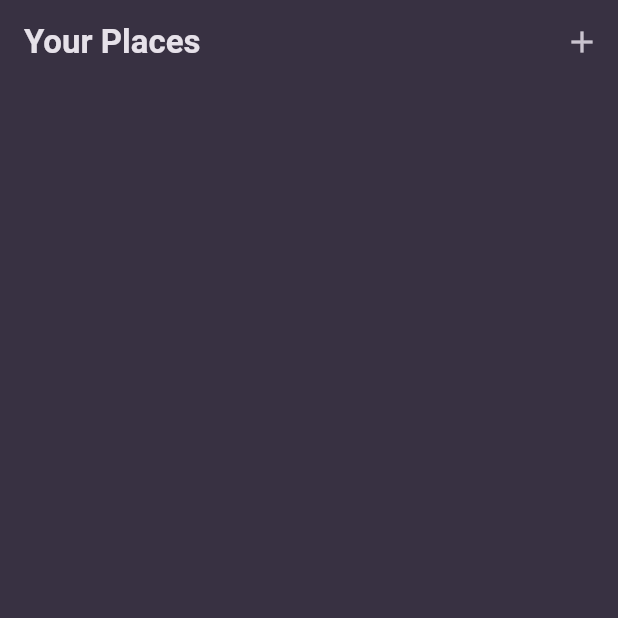
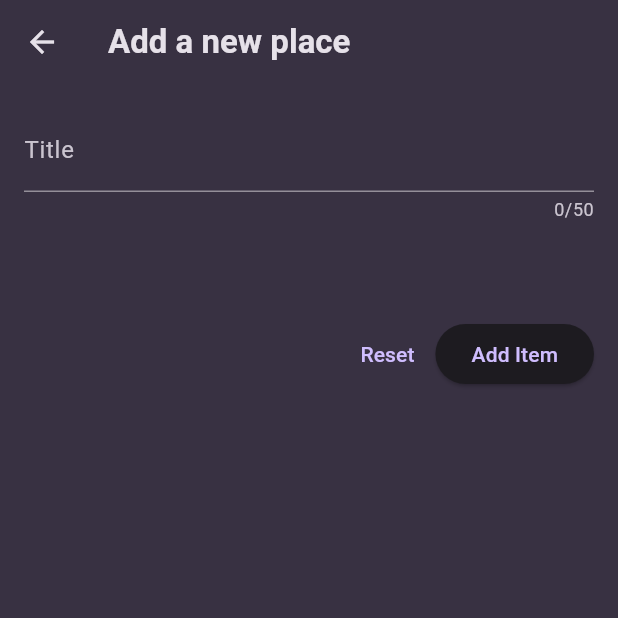
Before and after one commit to jerhamiltron/places_app, a Flutter app: the screen it shows after launch, after a tap on the "add" icon, on a phone screen of 412 x 824 dp, the top half of it. Run offline on Flutter 3.47's test engine with Material 3 defaults, Android fonts, the phone set to English and light mode, and no system bars; our stand-ins replace flutter_riverpod, google_fonts.

Commit message:
add place screen complete

```diff
--- a/lib/main.dart
+++ b/lib/main.dart
@@ -37,10 +37,9 @@ class MyApp extends StatelessWidget {
   Widget build(BuildContext context) {
     return MaterialApp(
       title: 'Great Places',
-      color: Colors.black87,
       debugShowCheckedModeBanner: false,
       theme: theme,
-      home: const PlacesScreen(),
+      home: PlacesScreen(mainContext: context),
     );
   }
 }
--- /dev/null
+++ b/lib/models/place.dart
@@ -0,0 +1,6 @@
+class Place {
+  const Place({required this.id, required this.title});
+
+  final String id;
+  final String title;
+}
--- a/lib/providers/places_provider.dart
+++ b/lib/providers/places_provider.dart
@@ -0,0 +1,25 @@
+import 'package:flutter_riverpod/flutter_riverpod.dart';
+import 'package:places_app/models/place.dart';
+
+class PlacesNotifier extends StateNotifier<List<Place>> {
+  PlacesNotifier() : super([]);
+
+  final List<Place> places = [];
+
+  bool selectFavorite(Place place) {
+    final isFavorite = state.contains(place);
+
+    if (isFavorite) {
+      state = state.where((p) => p.id != place.id).toList();
+      return false;
+    } else {
+      state = [...state, place];
+      return true;
+    }
+  }
+}
+
+final placesProvider =
+    StateNotifierProvider<PlacesNotifier, List<Place>>((ref) {
+  return PlacesNotifier();
+});
--- /dev/null
+++ b/lib/screens/new_place.dart
@@ -0,0 +1,96 @@
+import 'package:flutter/material.dart';
+import 'package:places_app/models/place.dart';
+
+class NewPlace extends StatefulWidget {
+  const NewPlace({super.key});
+
+  @override
+  State<NewPlace> createState() => _NewPlaceState();
+}
+
+class _NewPlaceState extends State<NewPlace> {
+  final _formKey = GlobalKey<FormState>();
+  var _inProgress = false;
+
+  var _enteredTitle = '';
+
+  void _saveItem() async {
+    if (_formKey.currentState!.validate()) {
+      _formKey.currentState!.save();
+
+      // setState(() {
+      //   _inProgress = true;
+      // });
+
+      Navigator.of(context).pop(
+        Place(
+          id: 'a',
+          title: _enteredTitle,
+        ),
+      );
+    }
+  }
+
+  @override
+  Widget build(BuildContext context) {
+    Widget content = Padding(
+      padding: const EdgeInsets.all(16),
+      child: Form(
+        key: _formKey,
+        child: Column(
+          children: [
+            TextFormField(
+              maxLength: 50,
+              decoration: const InputDecoration(
+                label: Text('Title'),
+              ),
+              validator: (value) {
+                if (value == null ||
+                    value.isEmpty ||
+                    value.trim().length <= 1 ||
+                    value.trim().length > 50) {
+                  return 'Must be between 1 and 50 characters';
+                }
+                return null;
+              },
+              onSaved: (value) {
+                _enteredTitle = value!;
+              },
+            ),
+            const SizedBox(height: 64),
+            Row(
+              mainAxisAlignment: MainAxisAlignment.end,
+              children: [
+                TextButton(
+                  onPressed: _inProgress
+                      ? null
+                      : () {
+                          _formKey.currentState!.reset();
+                        },
+                  child: const Text('Reset'),
+                ),
+                ElevatedButton(
+                  onPressed: _inProgress ? null : _saveItem,
+                  child: _inProgress
+                      ? const SizedBox(
+                          height: 16,
+                          width: 16,
+                          child: CircularProgressIndicator(),
+                        )
+                      : const Text('Add Item'),
+                )
+              ],
+            )
+          ],
+        ),
+      ),
+    );
+
+    return Scaffold(
+      appBar: AppBar(
+        title: const Text('Add a new place'),
+      ),
+      body: content,
+    );
+  }
+}
--- a/lib/screens/places.dart
+++ b/lib/screens/places.dart
@@ -1,24 +1,71 @@
 import 'package:flutter/material.dart';
 import 'package:flutter_riverpod/flutter_riverpod.dart';
+import 'package:places_app/models/place.dart';
+import 'package:places_app/screens/new_place.dart';
 
 class PlacesScreen extends StatefulWidget {
-  const PlacesScreen({super.key});
+  const PlacesScreen({super.key, required this.mainContext});
+
+  final BuildContext mainContext;
 
   @override
   State<PlacesScreen> createState() => _PlacesState();
 }
 
 class _PlacesState extends State<PlacesScreen> {
-  void _addPlace() {
-    print('Adding a place...');
+  List<Place> _places = [];
+
+  void _addPlace() async {
+    final newPlace = await Navigator.of(context).push<Place>(
+      MaterialPageRoute(
+        builder: (context) => const NewPlace(),
+      ),
+    );
+
+    if (newPlace == null) return;
+
+    setState(() {
+      _places.add(newPlace);
+    });
   }
 
   @override
   Widget build(BuildContext context) {
+    Widget content = const Center(
+      child: Text(
+        'No places yet...',
+        style: TextStyle(
+          fontSize: 20,
+          fontWeight: FontWeight.bold,
+        ),
+      ),
+    );
+
+    if (_places.isNotEmpty) {
+      content = ListView.builder(
+        itemCount: _places.length,
+        itemBuilder: (ctx, index) => Dismissible(
+          key: ValueKey(_places[index].id),
+          onDismissed: (dir) {
+            print(dir);
+          },
+          child: ListTile(
+            title: Text(_places[index].title),
+            leading: Container(
+              height: 12,
+              width: 12,
+              alignment: Alignment.center,
+              child: Text('${index + 1}'),
+            ),
+          ),
+        ),
+      );
+    }
+
     return Scaffold(
       appBar: AppBar(
         title: const Text('Your Places'),
-        backgroundColor: Theme.of(context).colorScheme.surface,
+        backgroundColor: Theme.of(widget.mainContext).colorScheme.onSurface,
         actions: [
           IconButton(
             onPressed: () {
@@ -28,6 +75,7 @@ class _PlacesState extends State<PlacesScreen> {
           )
         ],
       ),
+      body: content,
     );
   }
 }
```
